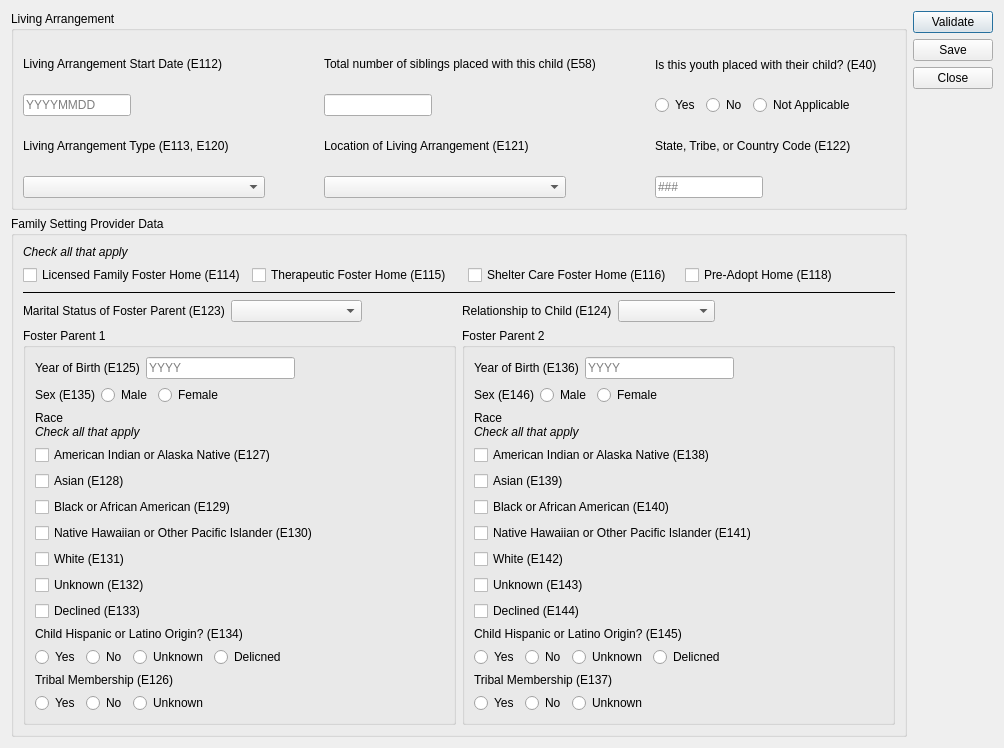
Old version of the form ui/ui_living_arrangement.ui in the repository zstamper/AFCARS-AXE.
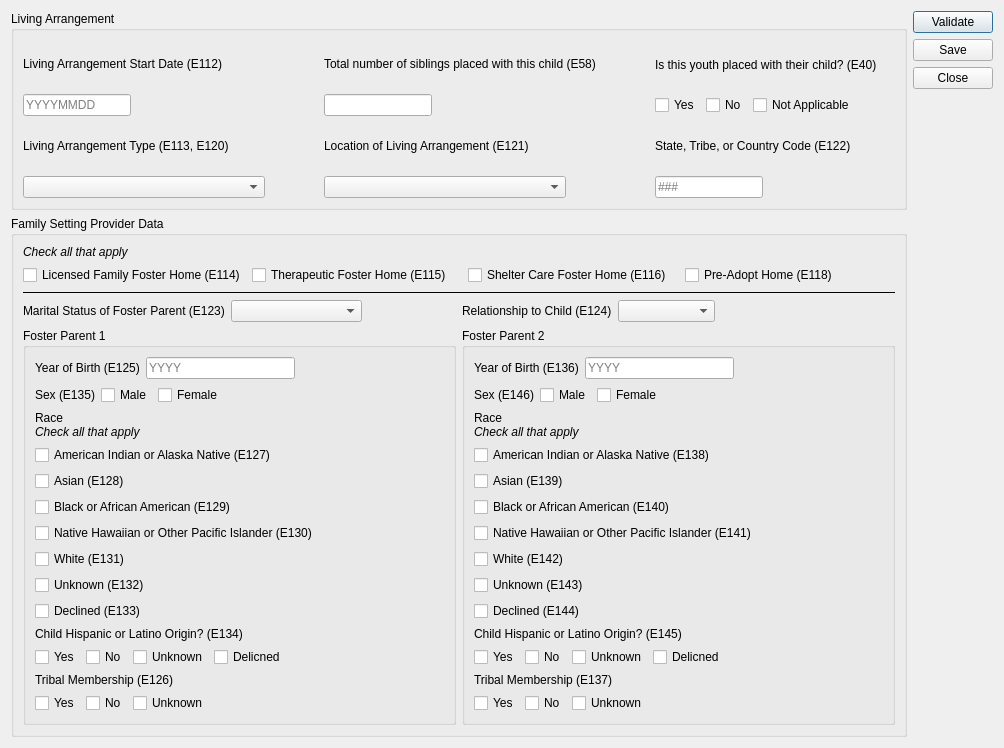
New version of the form.

Commit message: Issue 10: morph radio buttons into checkboxes so that 'unselected' becomes a valid state

Patch:
```diff
--- a/ui/ui_living_arrangement.ui
+++ b/ui/ui_living_arrangement.ui
@@ -269,7 +269,7 @@
           <item>
            <layout class="QHBoxLayout" name="horizontalLayout_3">
             <item>
-             <widget class="QRadioButton" name="e40_y">
+             <widget class="QCheckBox" name="e40_y">
               <property name="sizePolicy">
                <sizepolicy hsizetype="Fixed" vsizetype="Fixed">
                 <horstretch>0</horstretch>
@@ -285,7 +285,7 @@
              </widget>
             </item>
             <item>
-             <widget class="QRadioButton" name="e40_n">
+             <widget class="QCheckBox" name="e40_n">
               <property name="sizePolicy">
                <sizepolicy hsizetype="Fixed" vsizetype="Fixed">
                 <horstretch>0</horstretch>
@@ -301,7 +301,7 @@
              </widget>
             </item>
             <item>
-             <widget class="QRadioButton" name="e40_na">
+             <widget class="QCheckBox" name="e40_na">
               <property name="sizePolicy">
                <sizepolicy hsizetype="Fixed" vsizetype="Fixed">
                 <horstretch>0</horstretch>
@@ -534,7 +534,7 @@
                  <item>
                   <layout class="QHBoxLayout" name="horizontalLayout_8">
                    <item>
-                    <widget class="QRadioButton" name="e135_m">
+                    <widget class="QCheckBox" name="e135_m">
                      <property name="text">
                       <string>Male</string>
                      </property>
@@ -544,7 +544,7 @@
                     </widget>
                    </item>
                    <item>
-                    <widget class="QRadioButton" name="e135_f">
+                    <widget class="QCheckBox" name="e135_f">
                      <property name="text">
                       <string>Female</string>
                      </property>
@@ -640,7 +640,7 @@
                <item>
                 <layout class="QHBoxLayout" name="horizontalLayout_6">
                  <item>
-                  <widget class="QRadioButton" name="e134_y">
+                  <widget class="QCheckBox" name="e134_y">
                    <property name="text">
                     <string>Yes</string>
                    </property>
@@ -650,7 +650,7 @@
                   </widget>
                  </item>
                  <item>
-                  <widget class="QRadioButton" name="e134_n">
+                  <widget class="QCheckBox" name="e134_n">
                    <property name="text">
                     <string>No</string>
                    </property>
@@ -660,7 +660,7 @@
                   </widget>
                  </item>
                  <item>
-                  <widget class="QRadioButton" name="e134_u">
+                  <widget class="QCheckBox" name="e134_u">
                    <property name="text">
                     <string>Unknown</string>
                    </property>
@@ -670,7 +670,7 @@
                   </widget>
                  </item>
                  <item>
-                  <widget class="QRadioButton" name="e134_d">
+                  <widget class="QCheckBox" name="e134_d">
                    <property name="text">
                     <string>Delicned</string>
                    </property>
@@ -704,7 +704,7 @@
                <item>
                 <layout class="QHBoxLayout" name="horizontalLayout_7">
                  <item>
-                  <widget class="QRadioButton" name="e126_y">
+                  <widget class="QCheckBox" name="e126_y">
                    <property name="text">
                     <string>Yes</string>
                    </property>
@@ -714,7 +714,7 @@
                   </widget>
                  </item>
                  <item>
-                  <widget class="QRadioButton" name="e126_n">
+                  <widget class="QCheckBox" name="e126_n">
                    <property name="text">
                     <string>No</string>
                    </property>
@@ -724,7 +724,7 @@
                   </widget>
                  </item>
                  <item>
-                  <widget class="QRadioButton" name="e126_u">
+                  <widget class="QCheckBox" name="e126_u">
                    <property name="text">
                     <string>Unknown</string>
                    </property>
@@ -859,7 +859,7 @@
                  <item>
                   <layout class="QHBoxLayout" name="horizontalLayout_18">
                    <item>
-                    <widget class="QRadioButton" name="e146_m">
+                    <widget class="QCheckBox" name="e146_m">
                      <property name="text">
                       <string>Male</string>
                      </property>
@@ -869,7 +869,7 @@
                     </widget>
                    </item>
                    <item>
-                    <widget class="QRadioButton" name="e146_f">
+                    <widget class="QCheckBox" name="e146_f">
                      <property name="text">
                       <string>Female</string>
                      </property>
@@ -965,7 +965,7 @@
                <item>
                 <layout class="QHBoxLayout" name="horizontalLayout_14">
                  <item>
-                  <widget class="QRadioButton" name="e145_y">
+                  <widget class="QCheckBox" name="e145_y">
                    <property name="text">
                     <string>Yes</string>
                    </property>
@@ -975,7 +975,7 @@
                   </widget>
                  </item>
                  <item>
-                  <widget class="QRadioButton" name="e145_n">
+                  <widget class="QCheckBox" name="e145_n">
                    <property name="text">
                     <string>No</string>
                    </property>
@@ -985,7 +985,7 @@
                   </widget>
                  </item>
                  <item>
-                  <widget class="QRadioButton" name="e145_u">
+                  <widget class="QCheckBox" name="e145_u">
                    <property name="text">
                     <string>Unknown</string>
                    </property>
@@ -995,7 +995,7 @@
                   </widget>
                  </item>
                  <item>
-                  <widget class="QRadioButton" name="e145_d">
+                  <widget class="QCheckBox" name="e145_d">
                    <property name="text">
                     <string>Delicned</string>
                    </property>
@@ -1029,7 +1029,7 @@
                <item>
                 <layout class="QHBoxLayout" name="horizontalLayout_19">
                  <item>
-                  <widget class="QRadioButton" name="e137_y">
+                  <widget class="QCheckBox" name="e137_y">
                    <property name="text">
                     <string>Yes</string>
                    </property>
@@ -1039,7 +1039,7 @@
                   </widget>
                  </item>
                  <item>
-                  <widget class="QRadioButton" name="e137_n">
+                  <widget class="QCheckBox" name="e137_n">
                    <property name="text">
                     <string>No</string>
                    </property>
@@ -1049,7 +1049,7 @@
                   </widget>
                  </item>
                  <item>
-                  <widget class="QRadioButton" name="e137_u">
+                  <widget class="QCheckBox" name="e137_u">
                    <property name="text">
                     <string>Unknown</string>
                    </property>
```
Left out of the diff: 42 changed lines with no effect on the pictures. The commit also changes 5 other files.
